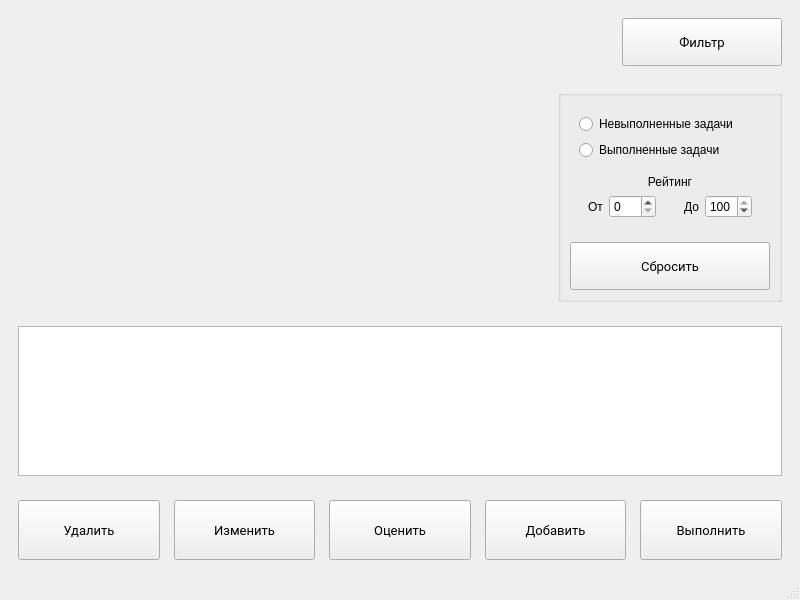
First picture: the form in mainwindow.ui, repository wannabedigital/qt-simple-todo, before the edit.
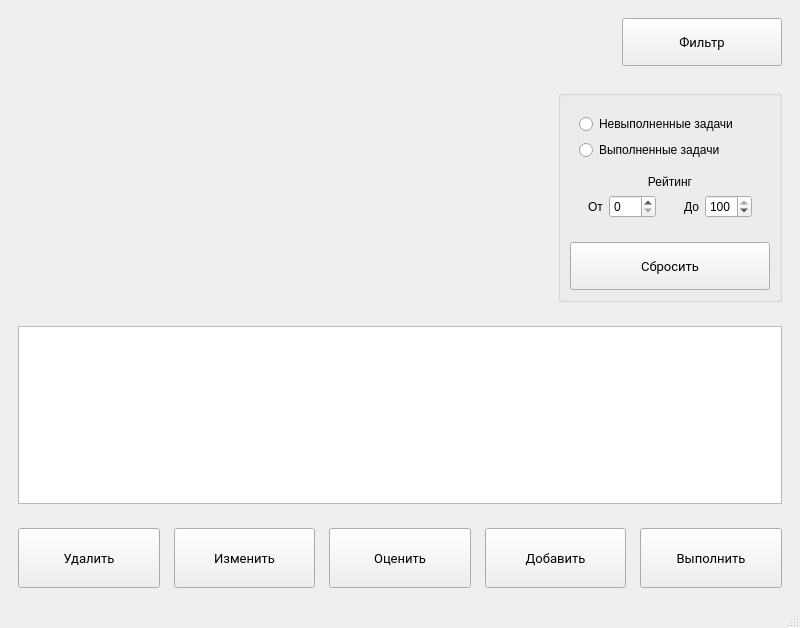
Second picture: the form after the edit.

Commit message: feat: add toogle filter slot

What changed in the file:
```diff
--- a/mainwindow.ui
+++ b/mainwindow.ui
@@ -7,9 +7,15 @@
     <x>0</x>
     <y>0</y>
     <width>800</width>
-    <height>600</height>
+    <height>628</height>
    </rect>
   </property>
+  <property name="minimumSize">
+   <size>
+    <width>800</width>
+    <height>628</height>
+   </size>
+  </property>
   <property name="windowTitle">
    <string>MainWindow</string>
   </property>
```
Left out of the diff: 5 changed lines with no effect on the pictures. The commit also changes 2 other files.
